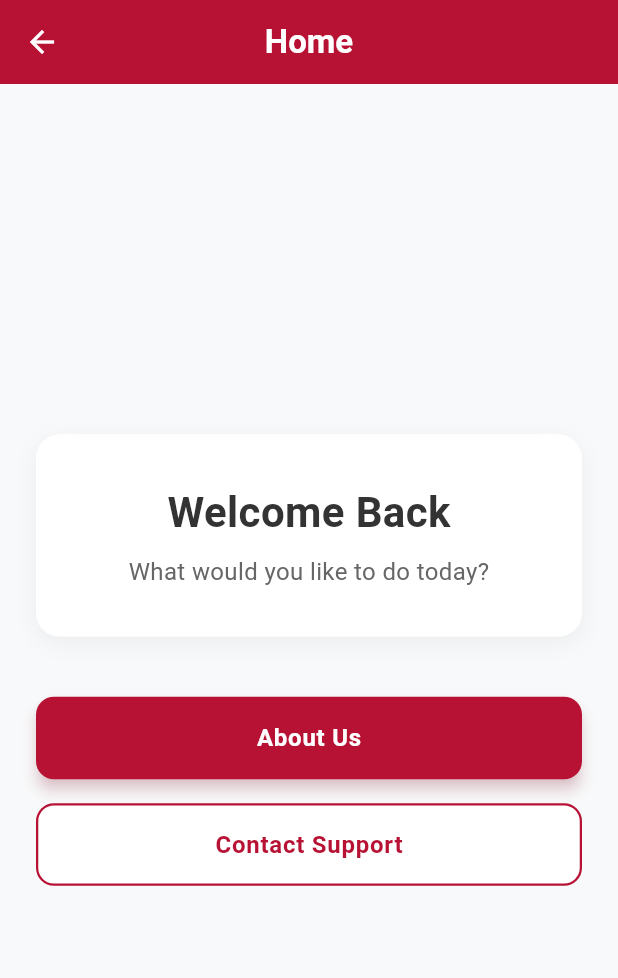
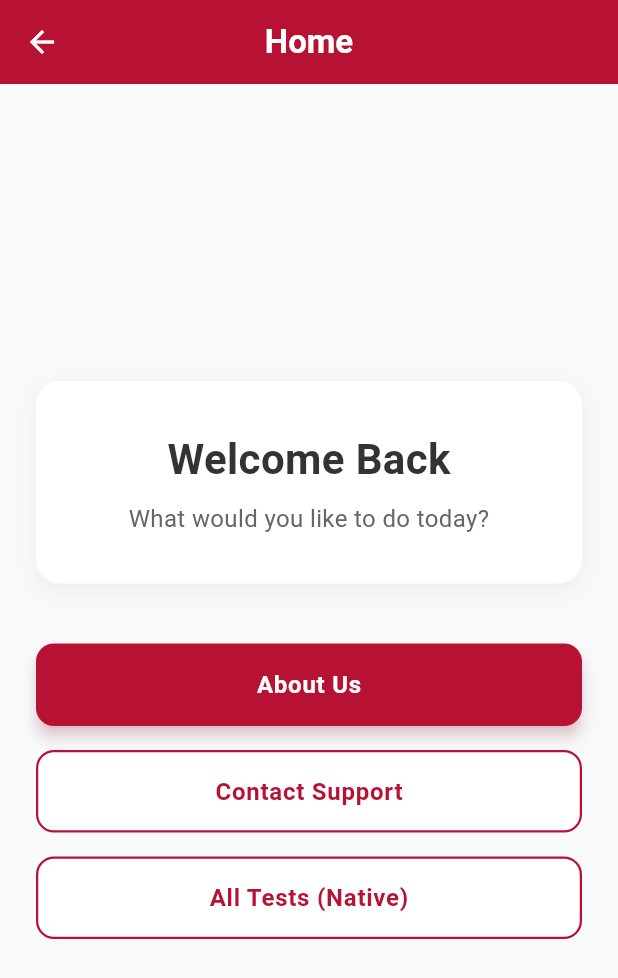
Before and after one commit to gitcoder-23/ABCD-Demo-mobile, a Flutter app: the HomeScreen screen opened by its route, on a phone screen of 412 x 824 dp. Shown: the top 978 px of the screen. Run offline on Flutter 3.47's test engine with Material 3 defaults, Android fonts, the phone set to English and light mode, and no system bars; our stand-ins replace dio, get, shared_preferences; accounts and stored records are empty.

Commit message:
feat: add All Tests (Native) outlined button to home screen

```diff
--- a/abcd_fl/lib/screens/home.dart
+++ b/abcd_fl/lib/screens/home.dart
@@ -90,6 +90,25 @@ class HomeScreen extends StatelessWidget {
                   style: TextStyle(fontSize: 16, fontWeight: FontWeight.w600, letterSpacing: 0.5),
                 ),
               ),
+              const SizedBox(height: 16),
+              OutlinedButton(
+                onPressed: () {
+                  // Action for All Tests (Native)
+                },
+                style: OutlinedButton.styleFrom(
+                  foregroundColor: const Color(0xFFB71234),
+                  backgroundColor: Colors.white,
+                  padding: const EdgeInsets.symmetric(vertical: 16),
+                  side: const BorderSide(color: Color(0xFFB71234), width: 1.5),
+                  shape: RoundedRectangleBorder(
+                    borderRadius: BorderRadius.circular(12),
+                  ),
+                ),
+                child: const Text(
+                  'All Tests (Native)',
+                  style: TextStyle(fontSize: 16, fontWeight: FontWeight.w600, letterSpacing: 0.5),
+                ),
+              ),
             ],
           ),
         ),
```
